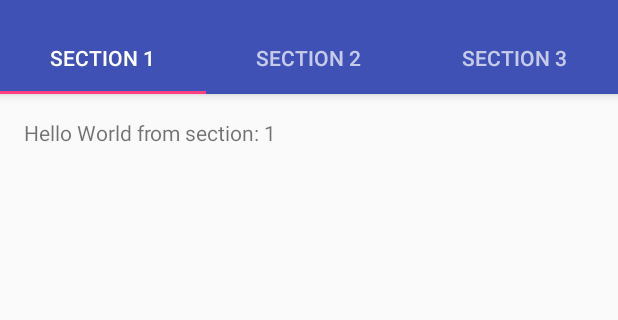
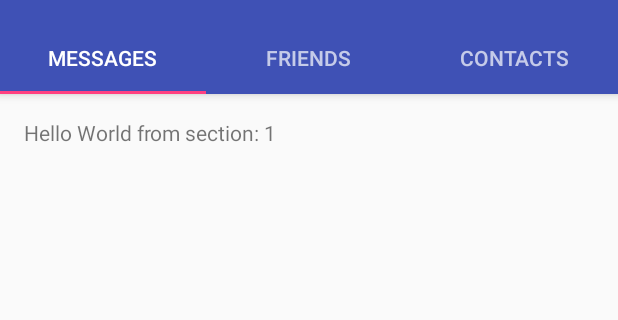
Before and after one commit to IV007/ng-chat, an Android app: the screen it shows after launch (MainActivity), on a phone screen of 412 x 824 dp, the part 74-394 px from its top. Run offline under Robolectric (Android 15) with nearby library versions, the phone set to English and light mode, and no system bars; libraries missing offline, so code that uses them is left out: com.parse; 5 statements that could not run were skipped.

Commit message:
Change MainActivity Page Title

```diff
--- a/NGChat/app/src/main/java/com/sidelance/ngchat/MainActivity.java
+++ b/NGChat/app/src/main/java/com/sidelance/ngchat/MainActivity.java
@@ -151,11 +151,11 @@ public class MainActivity extends AppCompatActivity {
         public CharSequence getPageTitle(int position) {
             switch (position) {
                 case 0:
-                    return "SECTION 1";
+                    return "Messages";
                 case 1:
-                    return "SECTION 2";
+                    return "Friends";
                 case 2:
-                    return "SECTION 3";
+                    return "Contacts";
             }
             return null;
         }
```
